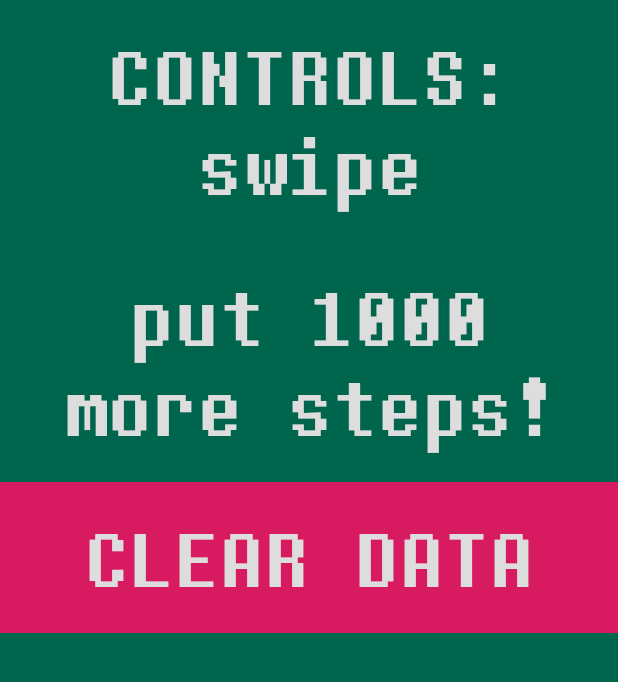
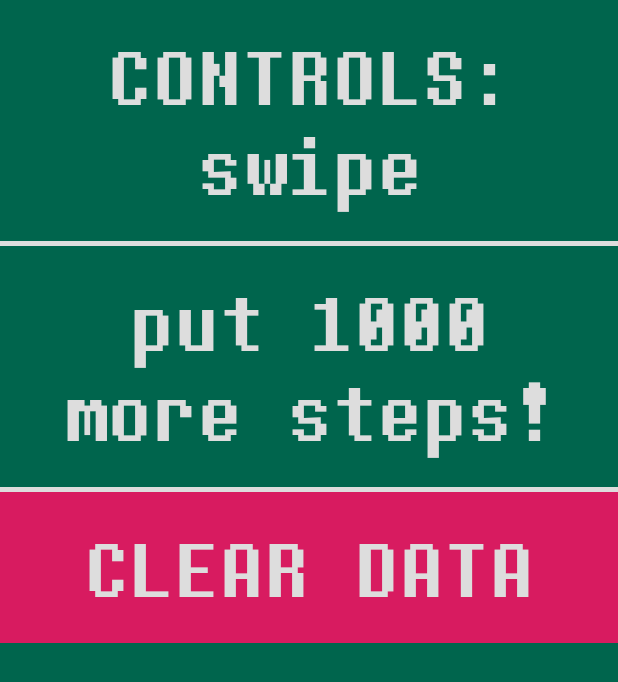
Before and after one commit to StevenBrons/sokoban, an Android app: the Settings screen opened directly, with no data from a screen before it, on a phone screen of 412 x 824 dp. Shown: the top 682 px of the screen. Run offline under Robolectric (Android 15) with nearby library versions, the phone set to English and light mode, and no system bars.

Commit message:
Fixed donut mode toggle, improved settings UI

```diff
--- a/sokoban_app/app/src/main/java/com/debernardi/sokoban/Settings.java
+++ b/sokoban_app/app/src/main/java/com/debernardi/sokoban/Settings.java
@@ -1,5 +1,6 @@
 package com.debernardi.sokoban;
 
+import android.content.Intent;
 import android.content.SharedPreferences;
 import android.support.v7.app.AppCompatActivity;
 import android.os.Bundle;
@@ -24,7 +25,7 @@ public class Settings extends AppCompatActivity {
         boolean donutsunlocked = donutmode.getBoolean("donutsunlocked", false);
         SharedPreferences.Editor e = donutmode.edit();
         int n_steps = getSharedPreferences("statprefs", MODE_PRIVATE).getInt("n_steps", 0);
-        if(n_steps==1000)
+        if(n_steps>=1000)
             donutsunlocked = true;
         if(!donutsunlocked){
             TextView donutmode_view = (TextView) findViewById(R.id.donutMode);
@@ -65,6 +66,9 @@ public class Settings extends AppCompatActivity {
         e = getSharedPreferences("statprefs", MODE_PRIVATE).edit();
         e.clear();
         e.commit();
+        Intent home = new Intent(this, MainActivity.class);
+        home.addFlags(Intent.FLAG_ACTIVITY_CLEAR_TOP);
+        startActivity(home);
     }
 
     public void onClickDonutMode(View view){
--- a/sokoban_app/app/src/main/res/layout/activity_settings.xml
+++ b/sokoban_app/app/src/main/res/layout/activity_settings.xml
@@ -8,8 +8,9 @@
     android:background="@color/colorPrimaryDark">
     <LinearLayout
         android:layout_width="match_parent"
-        android:layout_height="match_parent"
-        android:orientation="vertical">
+        android:layout_height="wrap_content"
+        android:orientation="vertical"
+        android:background="@color/levelSelectBackgroundEven">
 
         <TextView
             android:gravity="center"
@@ -31,6 +32,7 @@
             android:layout_height="wrap_content"
             android:padding="20dp"
             android:textSize="50sp"
+            android:layout_marginTop="3dp"
             android:fontFamily="@font/dtm_mono"
             android:textColor="@color/levelSelectBackgroundEven"
             android:background="@color/colorPrimaryDark"
@@ -38,6 +40,7 @@
             android:onClick="onClickDonutMode"/>
 
         <TextView
+            android:layout_marginTop="3dp"
             android:gravity="center"
         android:layout_width="match_parent"
         android:layout_height="wrap_content"
```
